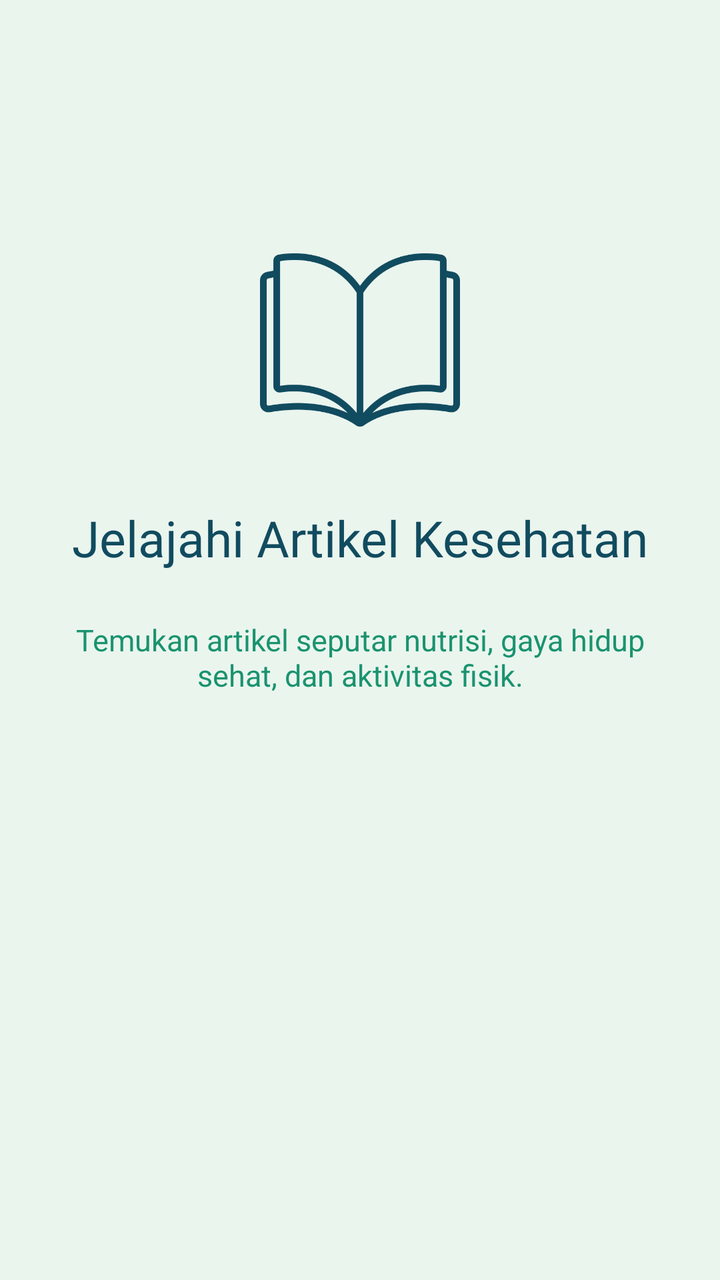
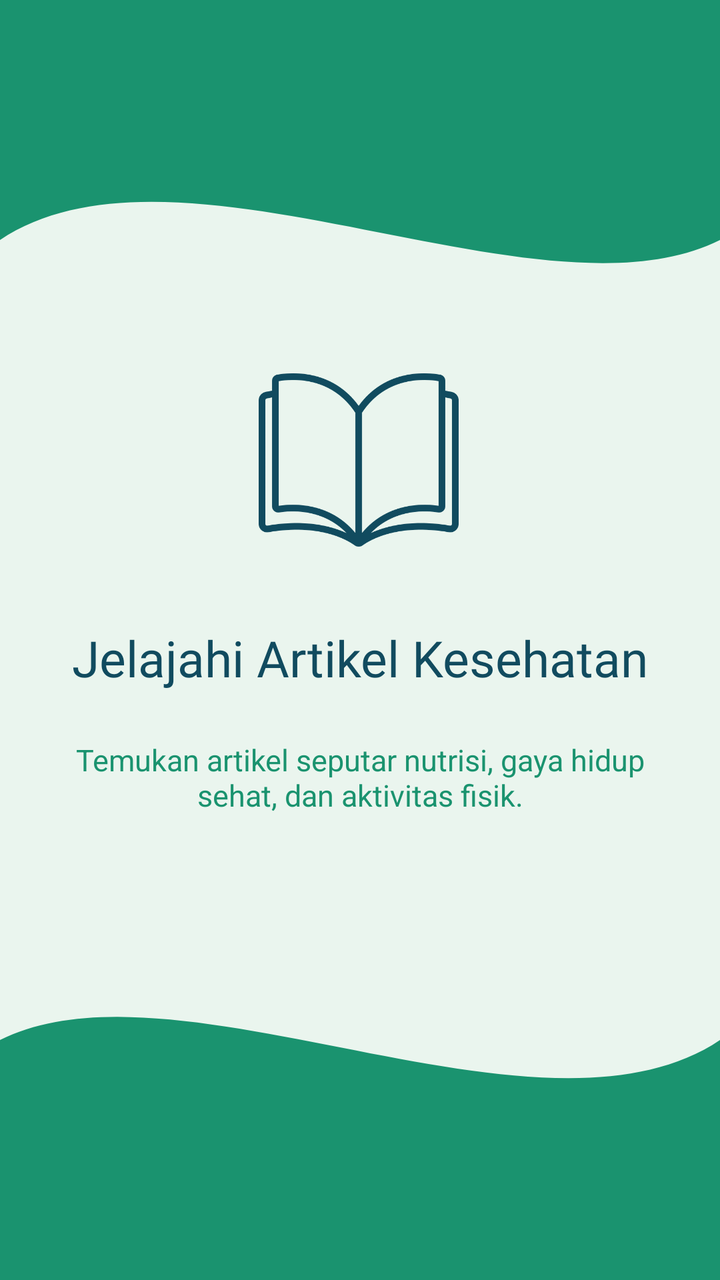

An Android layout rendered at two revisions. The XML below is the earlier revision; the diff shows what the commit changed to produce the second picture.
<!-- AndroidManifest.xml: application theme Theme.Sherine_TIA -->
<!-- res/layout/fragment_tutorial2.xml -->
<?xml version="1.0" encoding="utf-8"?>
<androidx.constraintlayout.widget.ConstraintLayout xmlns:android="http://schemas.android.com/apk/res/android"
    xmlns:app="http://schemas.android.com/apk/res-auto"
    xmlns:tools="http://schemas.android.com/tools"
    android:id="@+id/main"
    android:layout_width="match_parent"
    android:layout_height="match_parent"
    android:background="@color/bgColour"
    tools:context=".Tutorial.TutorialFragment2">

    <ImageView
        android:id="@+id/imgLogo"
        android:layout_width="100dp"
        android:layout_height="100dp"
        android:layout_marginTop="120dp"
        android:src="@drawable/open_book"
        app:layout_constraintEnd_toEndOf="parent"
        app:layout_constraintStart_toStartOf="parent"
        app:layout_constraintTop_toTopOf="parent" />

    <TextView
        android:id="@+id/tvTitle"
        android:layout_width="0dp"
        android:layout_height="wrap_content"
        android:layout_marginTop="32dp"
        android:fontFamily="@font/sora_bold"
        android:gravity="center"
        android:text="Jelajahi Artikel Kesehatan"
        android:textColor="@color/blue"
        android:textSize="25sp"
        app:layout_constraintEnd_toEndOf="parent"
        app:layout_constraintStart_toStartOf="parent"
        app:layout_constraintTop_toBottomOf="@+id/imgLogo" />

    <TextView
        android:id="@+id/tvDesc"
        android:layout_width="0dp"
        android:layout_height="wrap_content"
        android:layout_marginHorizontal="32dp"
        android:layout_marginTop="24dp"
        android:gravity="center"
        android:text="Temukan artikel seputar nutrisi, gaya hidup sehat, dan aktivitas fisik."
        android:textColor="@color/green"
        android:textSize="15sp"
        app:layout_constraintEnd_toEndOf="parent"
        app:layout_constraintStart_toStartOf="parent"
        app:layout_constraintTop_toBottomOf="@+id/tvTitle" />

</androidx.constraintlayout.widget.ConstraintLayout>
<!-- resources referenced by this layout -->
<resources>
  <color name="bgColour">#EAF5EE</color>
  <color name="blue">#114B5F</color>
  <color name="green">#1A936F</color>
  <!-- drawable open_book: png bitmap (drawable, 19618 bytes) -->
  <style name="Theme.Sherine_TIA" parent="Base.Theme.Sherine_TIA" />
  <style name="Base.Theme.Sherine_TIA" parent="Theme.Material3.DayNight.NoActionBar">
          
          
      </style>
</resources>

<!-- the commit's change to res/layout/fragment_tutorial2.xml (unified diff, before → after) -->
@@ -8,13 +8,23 @@
     android:background="@color/bgColour"
     tools:context=".Tutorial.TutorialFragment2">
 
+    <View
+        android:id="@+id/background_header"
+        android:layout_width="0dp"
+        android:layout_height="300dp"
+        android:background="@drawable/bg_header_wave"
+        app:layout_constraintTop_toTopOf="parent"
+        app:layout_constraintStart_toStartOf="parent"
+        app:layout_constraintEnd_toEndOf="parent" />
+
     <ImageView
         android:id="@+id/imgLogo"
         android:layout_width="100dp"
         android:layout_height="100dp"
-        android:layout_marginTop="120dp"
+        android:layout_marginTop="180dp"
         android:src="@drawable/open_book"
         app:layout_constraintEnd_toEndOf="parent"
+        app:layout_constraintHorizontal_bias="0.498"
         app:layout_constraintStart_toStartOf="parent"
         app:layout_constraintTop_toTopOf="parent" />
 
@@ -46,4 +56,15 @@
         app:layout_constraintStart_toStartOf="parent"
         app:layout_constraintTop_toBottomOf="@+id/tvTitle" />
 
+    <View
+        android:id="@+id/background_header_bottom"
+        android:layout_width="0dp"
+        android:layout_height="300dp"
+        android:background="@drawable/bg_header_wave"
+        android:rotation="180"
+        app:layout_constraintBottom_toBottomOf="parent"
+        app:layout_constraintEnd_toEndOf="parent"
+        app:layout_constraintHorizontal_bias="0.0"
+        app:layout_constraintStart_toStartOf="parent" />
+
 </androidx.constraintlayout.widget.ConstraintLayout>
<!-- resource entries referenced after the edit -->
@@ -3,6 +3,21 @@
   <color name="bgColour">#EAF5EE</color>
   <color name="blue">#114B5F</color>
   <color name="green">#1A936F</color>
+  <!-- drawable bg_header_wave (drawable) -->
+  <?xml version="1.0" encoding="utf-8"?>
+  <vector xmlns:android="http://schemas.android.com/apk/res/android"
+      android:width="100dp"
+      android:height="100dp"
+      android:viewportWidth="100"
+      android:viewportHeight="100">
+          <path
+              android:fillColor="@color/green"
+              android:pathData="M0,0 L100,0 L100,40 C75,55 25,20 0,40 Z" />
+  
+  
+  
+  
+  </vector>
   <!-- drawable open_book: png bitmap (drawable, 19618 bytes) -->
   <style name="Theme.Sherine_TIA" parent="Base.Theme.Sherine_TIA" />
   <style name="Base.Theme.Sherine_TIA" parent="Theme.Material3.DayNight.NoActionBar">
